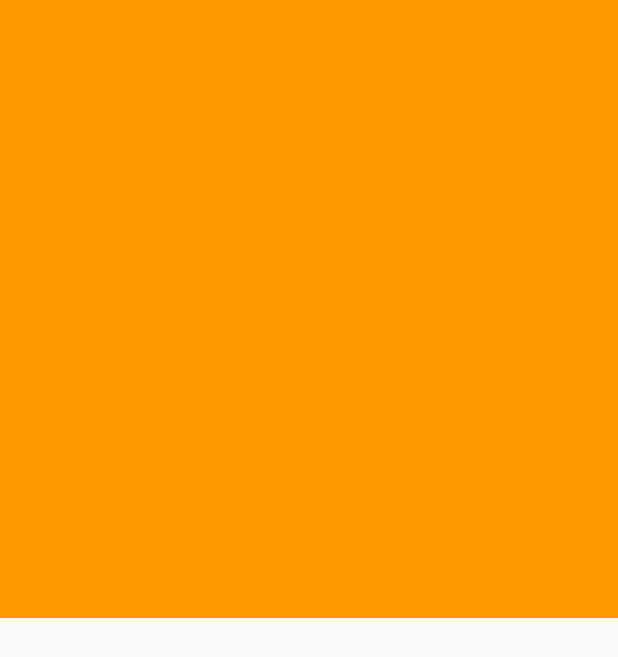
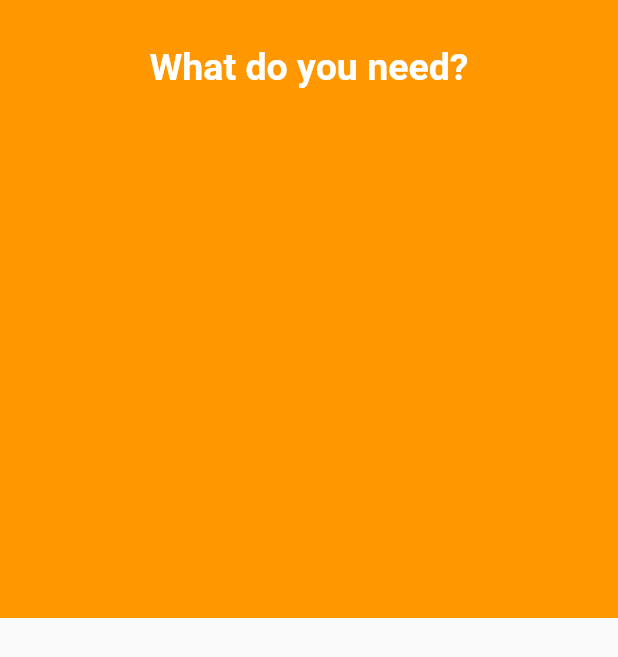
Before and after one commit to Matt-Murungi/safeboda_clone, a Flutter app: the screen it shows after launch, on a phone screen of 412 x 824 dp. Shown: the top 657 px of the screen. Run offline on Flutter 3.47's test engine with Material 2 defaults, Android fonts, the phone set to English and light mode, and no system bars.

Commit message:
add title

```diff
--- a/lib/main.dart
+++ b/lib/main.dart
@@ -30,8 +30,19 @@ class MyHomePage extends StatelessWidget {
      children: <Widget>[
        Container(
          height: MediaQuery.of(context).size.height/2,
+         width: MediaQuery.of(context).size.width,
          decoration: BoxDecoration(
            color: Colors.orange[500],
+         ),
+         child: Container(
+           child: Column(
+             children: <Widget>[
+               Padding(
+                 padding: const EdgeInsets.symmetric(vertical: 30),
+                 child: Text("What do you need?", style: TextStyle(color: Colors.white, fontSize: 25, fontWeight: FontWeight.w600),),
+               )
+             ],
+           ),
          ),
        )
      ],
```
Lines whose indentation alone changed are shown as unchanged.
